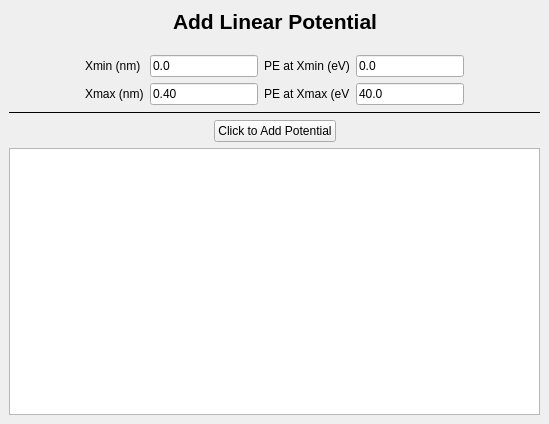
First picture: the form in src/AddSlopedPotentialDock.ui, repository dukecld/QuantumWell, before the edit.
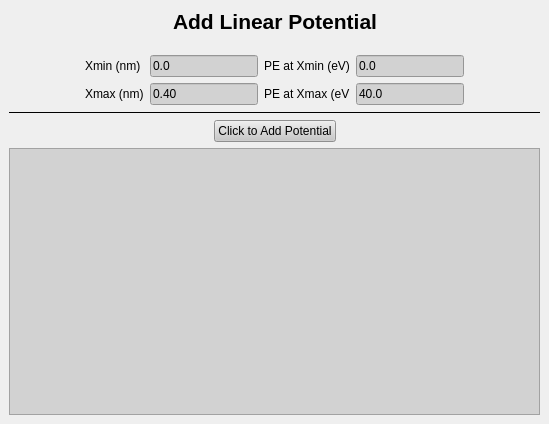
Second picture: the form after the edit.

```diff
--- a/src/AddSlopedPotentialDock.ui
+++ b/src/AddSlopedPotentialDock.ui
@@ -10,6 +10,25 @@
     <height>424</height>
    </rect>
   </property>
+  <property name="styleSheet">
+   <string notr="true">
+QLineEdit, QTextEdit, QComboBox
+{
+	
+	
+	background-color: rgb(210, 210, 210);
+}
+QPushButton
+{
+	
+	background-color: rgb(200, 200, 200);
+}
+QLabel
+{
+
+}
+</string>
+  </property>
   <property name="features">
    <set>QDockWidget::DockWidgetFloatable|QDockWidget::DockWidgetMovable</set>
   </property>
```
